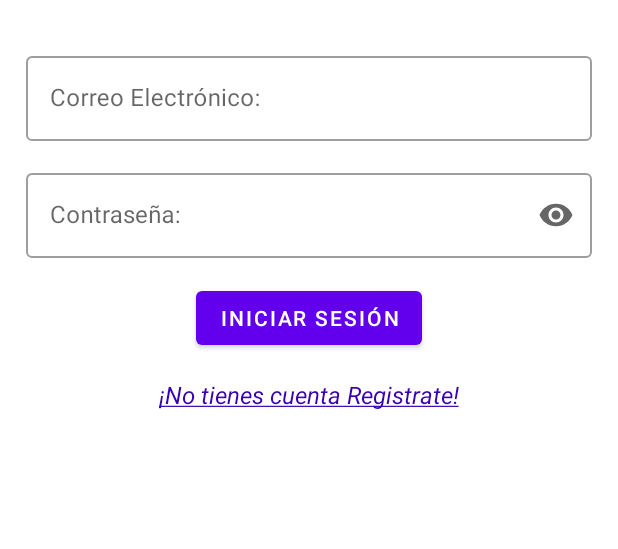
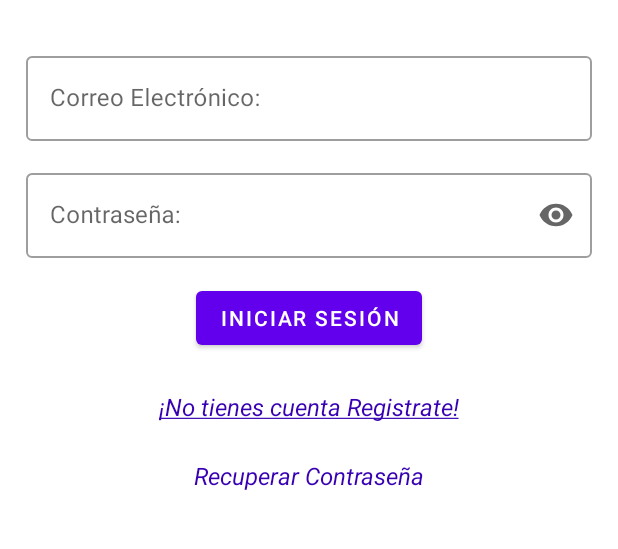
Before and after one commit to yeison1503/Aleste_Reposteria, an Android app: the screen it shows after launch (MainActivity), after a tap on "INICIAR SESIÓN", on a phone screen of 412 x 824 dp, the part 449-998 px from its top. Run offline under Robolectric (Android 15) with nearby library versions, the phone set to English and light mode, and no system bars; our stand-ins replace Firebase (no records; nobody signed in at launch, a user with empty details on screens opened directly), Room's generated code.

Commit message:
Organización de varios aspectos para la sustentación final de la aplicación.

```diff
--- a/app/src/main/java/com/example/alestereposteria/ui/login/LoginFragment.kt
+++ b/app/src/main/java/com/example/alestereposteria/ui/login/LoginFragment.kt
@@ -1,14 +1,13 @@
 package com.example.alestereposteria.ui.login
 
-import androidx.lifecycle.ViewModelProvider
 import android.os.Bundle
 import android.util.Log
-import androidx.fragment.app.Fragment
 import android.view.LayoutInflater
 import android.view.View
 import android.view.ViewGroup
 import android.widget.Toast
-import androidx.fragment.app.FragmentManager
+import androidx.fragment.app.Fragment
+import androidx.lifecycle.ViewModelProvider
 import androidx.navigation.fragment.findNavController
 import com.example.alestereposteria.databinding.FragmentLoginBinding
 import com.example.alestereposteria.local.Users
@@ -22,7 +21,6 @@ class LoginFragment : Fragment() {
     private lateinit var loginBinding: FragmentLoginBinding
     private lateinit var loginViewModel: LoginViewModel
     private lateinit var auth: FirebaseAuth
-
 
 
     override fun onCreateView(
@@ -56,15 +54,14 @@ class LoginFragment : Fragment() {
 
 
         with(loginBinding) {
+
+
+
             singInButton.setOnClickListener {
-
                 val email = emailEditText.text.toString()
                 val password = passwordEditText.text.toString()
 
-                if (email.isNotEmpty() && password.isNotEmpty() ){
-
-                    //Para recuperar la contraseña
-                    //auth.sendPasswordResetEmail(email)
+                if (email.isNotEmpty() && password.isNotEmpty()) {
                     auth.signInWithEmailAndPassword(email, password)
                         .addOnCompleteListener() { task ->
                             if (task.isSuccessful) {
@@ -78,26 +75,34 @@ class LoginFragment : Fragment() {
                                 onMsgDoneSuscribe("Usuario o contraseña incorrecto, o debe registrarse")
                             }
                         }
-                }else{
+                } else {
                     onMsgDoneSuscribe("Debe de llenar los campos")
                 }
+            }
 
-                /*loginViewModel.searchUser(
-                    emailEditText.text.toString(),
-                    passwordEditText.text.toString()
+            recoverPasswordTextView.setOnClickListener {
+                val email = emailEditText.text.toString()
 
-                )*/
+                if (email.isNotEmpty()) {
+                    //Para recuperar la contraseña
+                    //auth.sendPasswordResetEmail(email)
+                    auth.sendPasswordResetEmail(email)
+                    onMsgDoneSuscribe("Se envío un correo electronico a $email para restrablecer la contraseña")
+                } else {
+                    onMsgDoneSuscribe("Debe de llenar el campos del correo")
                 }
+            }
+
         }
     }
 
     private fun onFindUserDone(user: Users?) {
         if (user == null) {
             onMsgDoneSuscribe(msg = "Debe crear un usuario!")
-        }else if(user.email == loginBinding.emailEditText.text.toString() && user.password == loginBinding.passwordEditText.text.toString()){
+        } else if (user.email == loginBinding.emailEditText.text.toString() && user.password == loginBinding.passwordEditText.text.toString()) {
             findNavController().navigate(LoginFragmentDirections.actionLoginFragmentToBottonActivity())
             activity?.finish()
-        }else{
+        } else {
             onMsgDoneSuscribe(msg = "Correo o Contraseña Incorrectas!")
         }
     }
--- a/app/src/main/res/layout/fragment_login.xml
+++ b/app/src/main/res/layout/fragment_login.xml
@@ -77,9 +77,20 @@ tools:context=".ui.login.LoginFragment">
         style="@style/TextLink"
         android:layout_width="wrap_content"
         android:layout_height="wrap_content"
-    android:layout_marginTop="16dp"
+        android:layout_marginTop="24dp"
         android:text="@string/does_not_have_account"
         app:layout_constraintEnd_toEndOf="parent"
         app:layout_constraintStart_toStartOf="parent"
         app:layout_constraintTop_toBottomOf="@+id/sing_in_button" />
+
+    <TextView
+        android:id="@+id/recover_password_text_view"
+        style="@style/TextLink"
+        android:layout_width="wrap_content"
+        android:layout_height="wrap_content"
+        android:layout_marginTop="24dp"
+        android:text="@string/recover_password"
+        app:layout_constraintEnd_toEndOf="parent"
+        app:layout_constraintStart_toStartOf="parent"
+        app:layout_constraintTop_toBottomOf="@+id/register_text_view" />
 </androidx.constraintlayout.widget.ConstraintLayout>
--- a/app/src/main/res/values/strings.xml
+++ b/app/src/main/res/values/strings.xml
@@ -61,5 +61,6 @@
     <string name="facebook">FACEBOOK</string>
     <string name="instagram">INSTAGRAM</string>
     <string name="whatsapp">WhastApp</string>
+    <string name="recover_password">Recuperar Contraseña</string>
 
 </resources>
```
Also changed, not shown: app/src/main/java/com/example/alestereposteria/ui/contact/ContactViewModel.kt (line endings or trailing spaces). Lines whose indentation alone changed are shown as unchanged.
